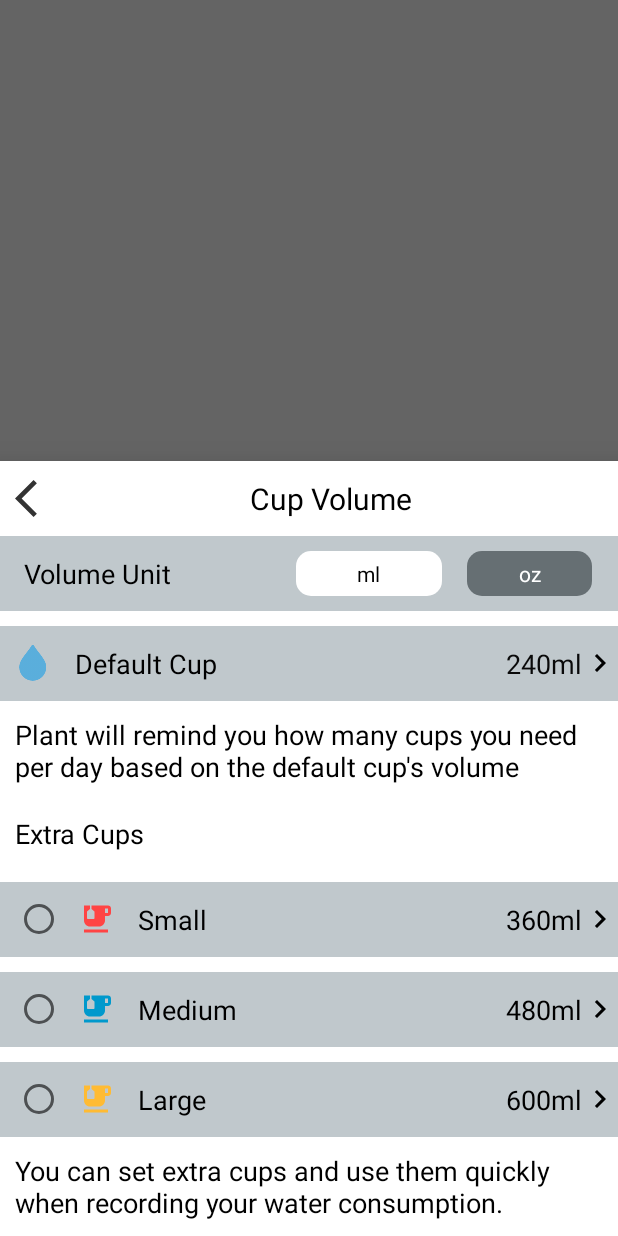
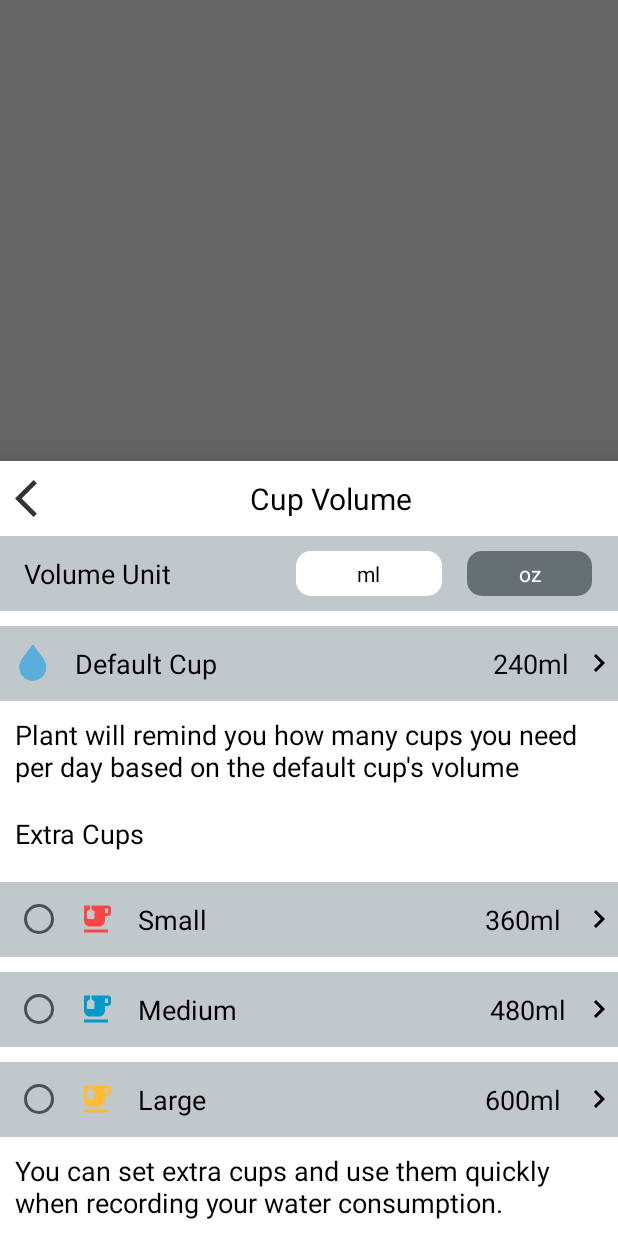
Before and after one commit to engrab/Plant-Nanny3, an Android app: the fragment CupVolumeBottomDialoge placed in its activity, on a phone screen of 412 x 824 dp. Run offline under Robolectric (Android 15) with nearby library versions, the phone set to English and light mode, and no system bars.

Commit message:
Inital commit

```diff
--- a/app/src/main/java/com/example/plantnany/dialoge/CupVolumeBottomDialoge.java
+++ b/app/src/main/java/com/example/plantnany/dialoge/CupVolumeBottomDialoge.java
@@ -8,6 +8,7 @@ import android.view.ViewGroup;
 import android.widget.ImageView;
 import android.widget.RadioButton;
 import android.widget.RadioGroup;
+import android.widget.TextView;
 import android.widget.Toast;
 
 import androidx.annotation.NonNull;
@@ -21,6 +22,15 @@ import static com.example.plantnany.fragments.SettingsFragment.setLangName;
 public class CupVolumeBottomDialoge extends BottomSheetDialogFragment {
 
 
+    RadioButton mRadml, mRadoz;
+    RadioGroup mRadmloz;
+    TextView mDefaultCup, mDefaultUnit, mSmallCup, mSmallUnit, mMediumCup, mMediumUnit, mLargeCup, mLargeUnit;
+
+    double defaultCup;
+    double smallCup;
+    double mediumCup;
+    double largeCup;
+
     public CupVolumeBottomDialoge() {
 
     }
@@ -31,6 +41,66 @@ public class CupVolumeBottomDialoge extends BottomSheetDialogFragment {
 
 
         View view = inflater.inflate(R.layout.dialoge_cup_volume_sheet, container, false);
+
+        mRadml = view.findViewById(R.id.rad_ml);
+        mRadoz = view.findViewById(R.id.rad_oz);
+        mRadmloz = view.findViewById(R.id.radg_ml_oz);
+
+        mDefaultCup = view.findViewById(R.id.tv_default_cup);
+        mDefaultUnit = view.findViewById(R.id.tv_defaul_unit);
+        mSmallCup = view.findViewById(R.id.tv_small_cup);
+        mSmallUnit = view.findViewById(R.id.tv_small_unit);
+        mMediumCup = view.findViewById(R.id.tv_medium_cup);
+        mMediumUnit = view.findViewById(R.id.tv_medium_unit);
+        mLargeCup = view.findViewById(R.id.tv_large_cup);
+        mLargeUnit = view.findViewById(R.id.tv_large_unit);
+
+        mRadmloz.setOnCheckedChangeListener(new RadioGroup.OnCheckedChangeListener() {
+            @Override
+            public void onCheckedChanged(RadioGroup group, int checkedId) {
+                switch (checkedId) {
+                    case R.id.rad_ml:
+
+                        mDefaultUnit.setText("ml");
+                        mSmallUnit.setText("ml");
+                        mMediumUnit.setText("ml");
+                        mLargeUnit.setText("ml");
+
+
+
+                        defaultCup = getML(Double.parseDouble(mDefaultCup.getText().toString()));
+                        smallCup = getML(Double.parseDouble(mSmallCup.getText().toString()));
+                        mediumCup = getML(Double.parseDouble(mMediumCup.getText().toString()));
+                        largeCup = getML(Double.parseDouble(mLargeCup.getText().toString()));
+
+                        mDefaultCup.setText(String.valueOf(Math.round(defaultCup)));
+                        mSmallCup.setText(String.valueOf(Math.round(smallCup)));
+                        mMediumCup.setText(String.valueOf(Math.round(mediumCup)));
+                        mLargeCup.setText(String.valueOf(Math.round(largeCup)));
+
+                        break;
+
+                    case R.id.rad_oz:
+
+                        mDefaultUnit.setText("oz");
+                        mSmallUnit.setText("oz");
+                        mMediumUnit.setText("oz");
+                        mLargeUnit.setText("oz");
+
+                        defaultCup = getOZ(Double.parseDouble(mDefaultCup.getText().toString()));
+                        smallCup = getOZ(Double.parseDouble(mSmallCup.getText().toString()));
+                        mediumCup = getOZ(Double.parseDouble(mMediumCup.getText().toString()));
+                        largeCup = getOZ(Double.parseDouble(mLargeCup.getText().toString()));
+
+                        mDefaultCup.setText(String.valueOf(Math.round(defaultCup)));
+                        mSmallCup.setText(String.valueOf(Math.round(smallCup)));
+                        mMediumCup.setText(String.valueOf(Math.round(mediumCup)));
+                        mLargeCup.setText(String.valueOf(Math.round(largeCup)));
+                        break;
+
+                }
+            }
+        });
 
         view.findViewById(R.id.iv_back).setOnClickListener(new View.OnClickListener() {
             @Override
@@ -43,5 +113,13 @@ public class CupVolumeBottomDialoge extends BottomSheetDialogFragment {
         return view;
     }
 
+    private double getOZ(double ml) {
+        return ml / 29.574;
+    }
+
+    private double getML(double oz) {
+        return oz * 29.574;
+    }
+
 
 }
--- a/app/src/main/java/com/example/plantnany/infoFragments/WeightInfoFragment.java
+++ b/app/src/main/java/com/example/plantnany/infoFragments/WeightInfoFragment.java
@@ -4,7 +4,6 @@ import android.os.Bundle;
 import android.view.LayoutInflater;
 import android.view.View;
 import android.view.ViewGroup;
-import android.widget.Button;
 import android.widget.CompoundButton;
 import android.widget.ImageView;
 import android.widget.RadioButton;
--- a/app/src/main/res/layout/dialoge_cup_volume_sheet.xml
+++ b/app/src/main/res/layout/dialoge_cup_volume_sheet.xml
@@ -61,6 +61,7 @@
 
 
         <RadioGroup
+            android:id="@+id/radg_ml_oz"
             android:layout_width="match_parent"
             android:layout_height="wrap_content"
             android:layout_gravity="center"
@@ -73,7 +74,7 @@
                 android:layout_weight="1" />
 
             <RadioButton
-                android:id="@+id/rad_kg"
+                android:id="@+id/rad_ml"
                 android:layout_width="wrap_content"
                 android:layout_height="30dp"
                 android:layout_weight="1"
@@ -90,7 +91,7 @@
                 android:layout_weight=".2" />
 
             <RadioButton
-                android:id="@+id/rad_lb"
+                android:id="@+id/rad_oz"
                 android:layout_width="0dp"
                 android:layout_height="30dp"
                 android:layout_weight="1"
@@ -143,11 +144,21 @@
             android:layout_weight="1" />
 
         <TextView
+            android:id="@+id/tv_default_cup"
             android:layout_width="0dp"
             android:layout_height="50dp"
             android:layout_weight=".5"
             android:gravity="center|end"
-            android:text="240ml"
+            android:text="240"
+            android:textColor="@color/colorBlack"
+            android:textSize="18sp" />
+        <TextView
+            android:id="@+id/tv_defaul_unit"
+            android:layout_width="0dp"
+            android:layout_height="50dp"
+            android:layout_weight=".2"
+            android:gravity="center|start"
+            android:text="ml"
             android:textColor="@color/colorBlack"
             android:textSize="18sp" />
 
@@ -222,13 +233,24 @@
                 android:layout_weight="1" />
 
             <TextView
+                android:id="@+id/tv_small_cup"
                 android:layout_width="wrap_content"
                 android:layout_height="50dp"
                 android:layout_marginStart="16dp"
                 android:layout_marginLeft="16dp"
                 android:gravity="center|start"
-                android:text="360ml"
+                android:text="360"
                 android:textColor="#000000"
+                android:textSize="18sp" />
+
+            <TextView
+                android:id="@+id/tv_small_unit"
+                android:layout_width="0dp"
+                android:layout_height="50dp"
+                android:layout_weight=".2"
+                android:gravity="center|start"
+                android:text="ml"
+                android:textColor="@color/colorBlack"
                 android:textSize="18sp" />
 
             <ImageView
@@ -279,13 +301,24 @@
                 android:layout_weight="1" />
 
             <TextView
+                android:id="@+id/tv_medium_cup"
                 android:layout_width="wrap_content"
                 android:layout_height="50dp"
                 android:layout_marginStart="16dp"
                 android:layout_marginLeft="16dp"
                 android:gravity="center|start"
-                android:text="480ml"
+                android:text="480"
                 android:textColor="#000000"
+                android:textSize="18sp" />
+
+            <TextView
+                android:id="@+id/tv_medium_unit"
+                android:layout_width="0dp"
+                android:layout_height="50dp"
+                android:layout_weight=".2"
+                android:gravity="center|start"
+                android:text="ml"
+                android:textColor="@color/colorBlack"
                 android:textSize="18sp" />
 
             <ImageView
@@ -336,13 +369,24 @@
                 android:layout_weight="1" />
 
             <TextView
+                android:id="@+id/tv_large_cup"
                 android:layout_width="wrap_content"
                 android:layout_height="50dp"
                 android:layout_marginStart="16dp"
                 android:layout_marginLeft="16dp"
                 android:gravity="center|start"
-                android:text="600ml"
+                android:text="600"
                 android:textColor="#000000"
+                android:textSize="18sp" />
+
+            <TextView
+                android:id="@+id/tv_large_unit"
+                android:layout_width="0dp"
+                android:layout_height="50dp"
+                android:layout_weight=".2"
+                android:gravity="center|start"
+                android:text="ml"
+                android:textColor="@color/colorBlack"
                 android:textSize="18sp" />
 
             <ImageView
```
Also changed, not shown: app/src/main/java/com/example/plantnany/dialoge/WaterReminderBottomDialoge.java (added, +42 -0 lines), app/src/main/java/com/example/plantnany/fragments/SettingsFragment.java (+9 -3 lines), app/src/main/res/layout/dialoge_water_reminder_sheet.xml (added, +186 -0 lines).
